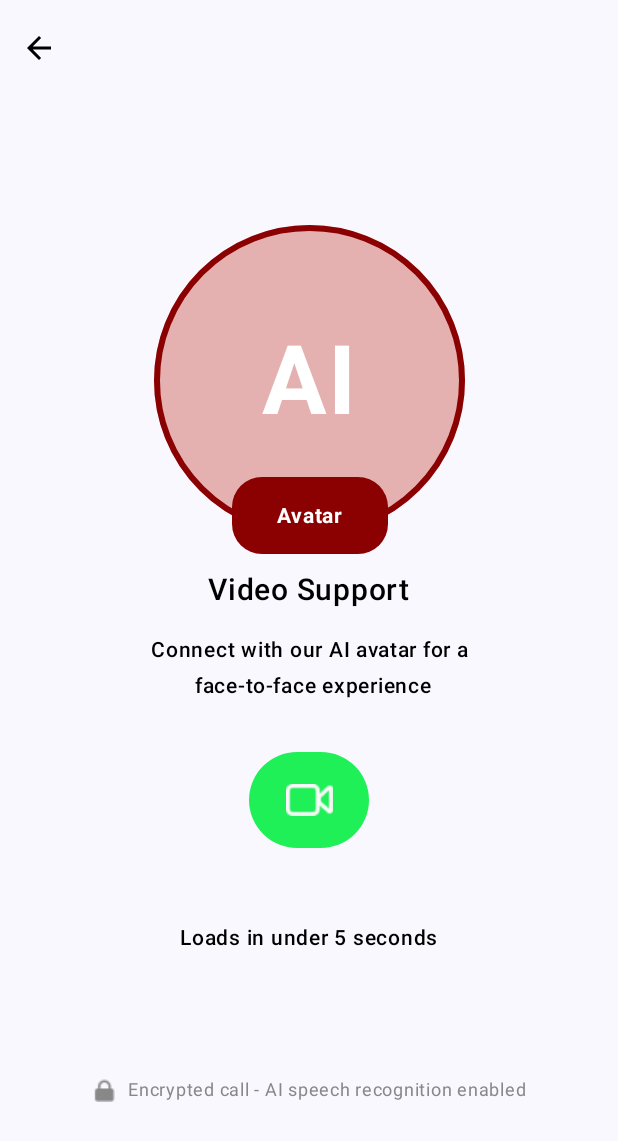
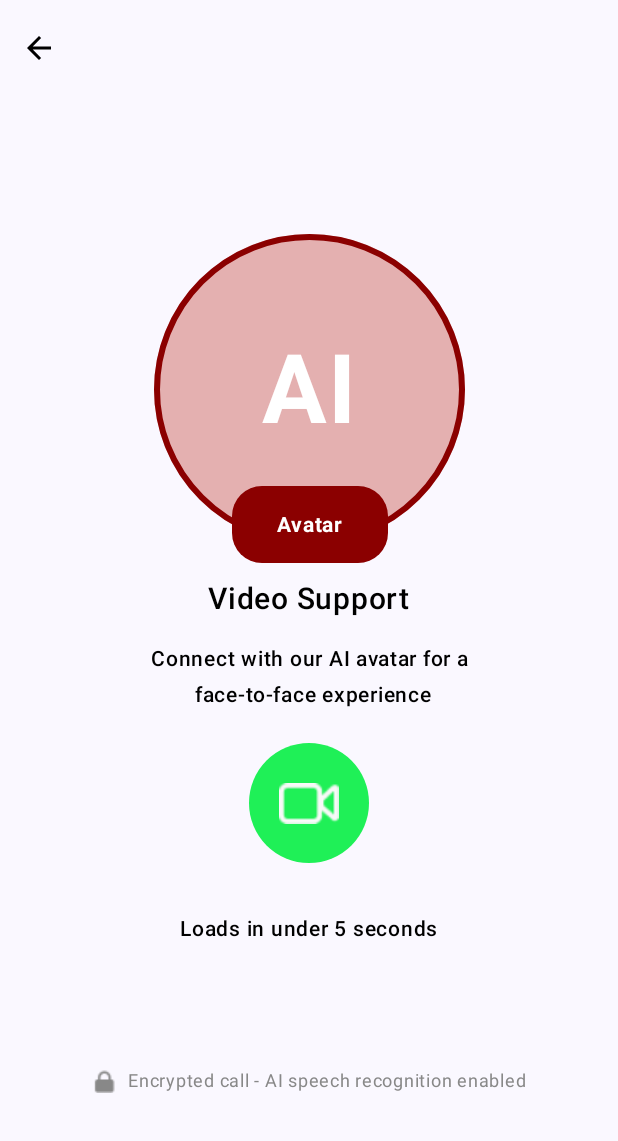
Before and after one commit to BITMobileDev/AICSO, an Android app built with Jetpack Compose: the VideoScreen screen opened through its navigation route, on a phone screen of 412 x 824 dp. Shown: the top 1141 px of the screen. Run offline under Robolectric (Android 15) with nearby library versions, the phone set to English and light mode, and no system bars.

Commit message:
fix: modified ui for video call ready state

```diff
--- a/app/src/main/java/com/aicso/ui/screens/videoscreen/components/VideoActiveStateContent.kt
+++ b/app/src/main/java/com/aicso/ui/screens/videoscreen/components/VideoActiveStateContent.kt
@@ -37,6 +37,7 @@ import androidx.compose.ui.text.font.FontWeight
 import androidx.compose.ui.unit.dp
 import androidx.compose.ui.unit.sp
 import com.aicso.R
+import com.aicso.ui.screens.voicescreen.components.WaveformAnimation
 import com.aicso.ui.theme.Dimens.dp120
 import com.aicso.ui.theme.Dimens.dp16
 import com.aicso.ui.theme.Dimens.dp2
--- a/app/src/main/java/com/aicso/ui/screens/videoscreen/components/VideoReadyStateContent.kt
+++ b/app/src/main/java/com/aicso/ui/screens/videoscreen/components/VideoReadyStateContent.kt
@@ -22,6 +22,7 @@ import androidx.compose.material3.Text
 import androidx.compose.runtime.Composable
 import androidx.compose.ui.Alignment
 import androidx.compose.ui.Modifier
+import androidx.compose.ui.draw.clip
 import androidx.compose.ui.graphics.Color
 import androidx.compose.ui.res.painterResource
 import androidx.compose.ui.text.font.FontWeight
@@ -30,6 +31,7 @@ import androidx.compose.ui.unit.dp
 import androidx.compose.ui.unit.sp
 import com.aicso.R
 import com.aicso.component.LargeSpace
+import com.aicso.component.MediumSpace
 import com.aicso.component.SmallSpace
 import com.aicso.ui.theme.Dimens.dp12
 import com.aicso.ui.theme.Dimens.dp16
@@ -38,6 +40,7 @@ import com.aicso.ui.theme.Dimens.dp21
 import com.aicso.ui.theme.Dimens.dp24
 import com.aicso.ui.theme.Dimens.dp32
 import com.aicso.ui.theme.Dimens.dp4
+import com.aicso.ui.theme.Dimens.dp40
 import com.aicso.ui.theme.Dimens.dp8
 import com.aicso.ui.theme.Dimens.dp80
 import com.aicso.ui.theme.callGreen
@@ -104,18 +107,20 @@ fun VideoReadyState(
             color = Color.Black
         )
 
-        Spacer(modifier = Modifier.height(32.dp))
+        MediumSpace()
 
         IconButton(onClick = onIconClick,
-            modifier = Modifier.size(dp80)
-                .padding(bottom = dp16)
-                .background(color = callGreen, shape = CircleShape),
+            modifier = Modifier
+                .size(dp80)
+                .clip(CircleShape)
+                .background(Color(0xFF1FF057))
         ) {
-            Icon(painter = painterResource(R.drawable.video_call), contentDescription = "Video Call",
-                modifier = Modifier.size(width = dp32, height = dp21),
-                tint = Color.Unspecified
+            Icon(
+                painter = painterResource(id = R.drawable.video_call),
+                contentDescription = "Start Call",
+                tint = Color.Unspecified,
+                modifier = Modifier.size(dp40)
             )
-
         }
 
         LargeSpace()
```
Also changed, not shown: app/src/main/res/drawable/video_call.png.
